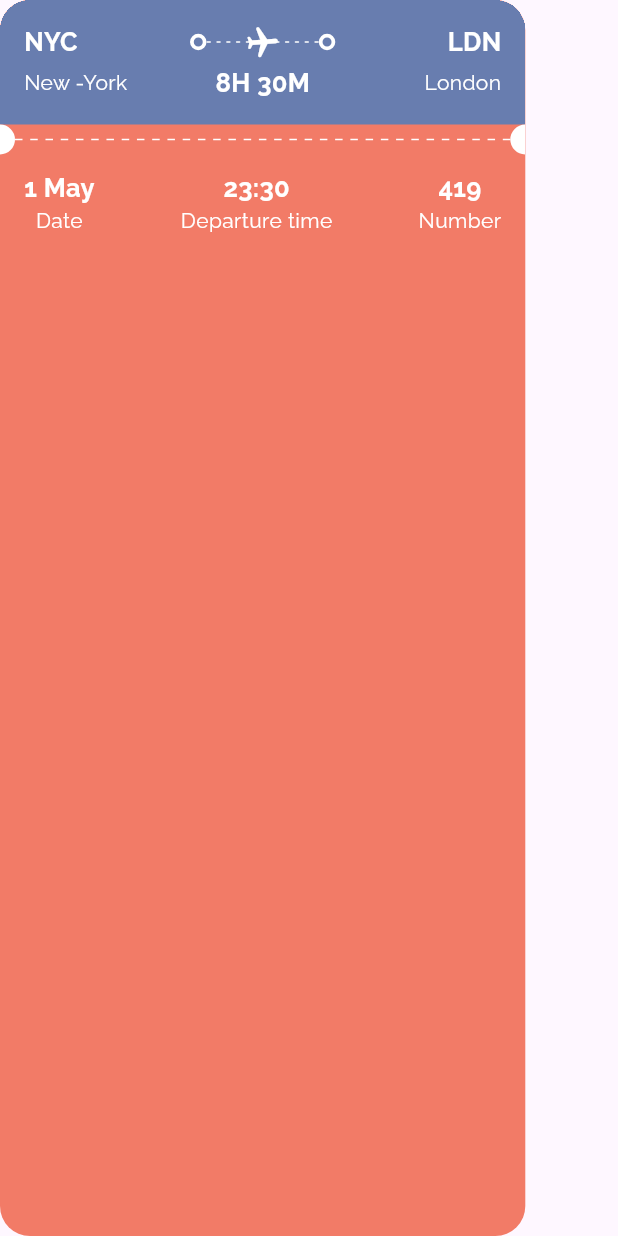
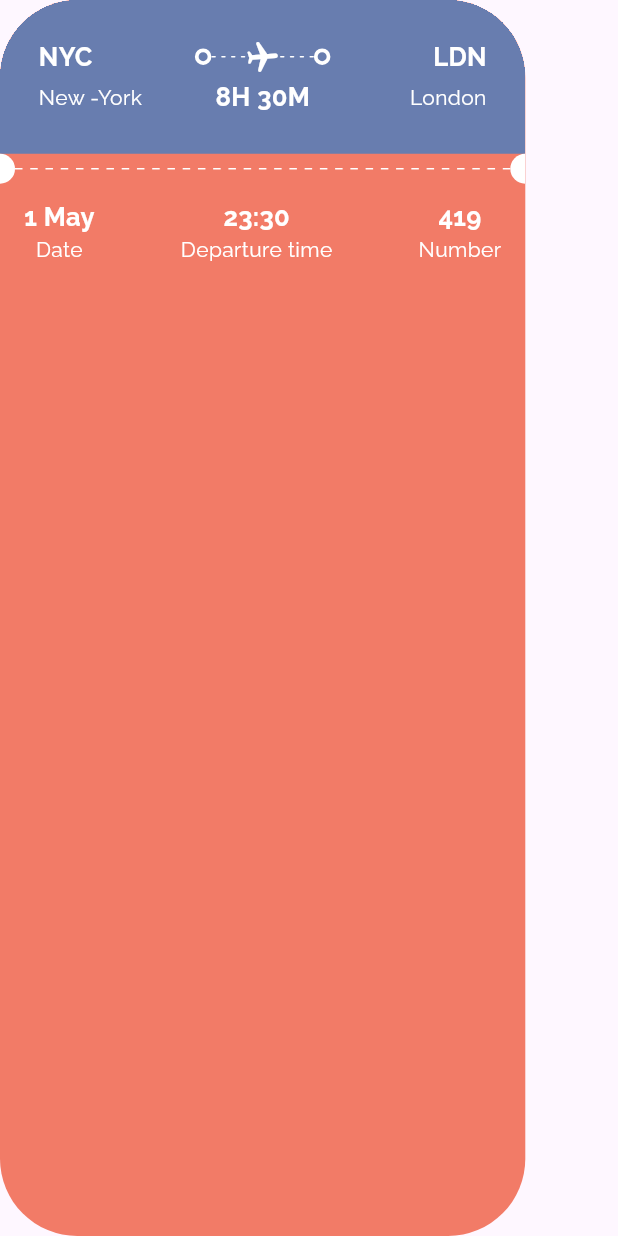
Before and after one commit to HERYORDEJY-DEV/BookTicket, a Flutter app: the UpcomingTicketView widget shown alone on an empty page, opened directly, on a phone screen of 412 x 824 dp. Run offline on Flutter 3.47's test engine with Material 3 defaults, Android fonts, the phone set to English and light mode, and no system bars; our stand-ins replace fluentui_icons, gap, get; network calls fail.

Commit message:
working on responsiveness

```diff
--- a/lib/styles/app_styles.dart
+++ b/lib/styles/app_styles.dart
@@ -7,6 +7,7 @@ class AppStyles {
   static Color bgColor = Color(0xFFeeedf2);
   static Color orangeColor = Color(0xFFF27B67);
   static Color inputBgColor = Color(0xFFf4f6fd);
+  static Color kakiColor = Color(0xFFd2bdb6);
 
 //   Text Styles
   static TextStyle primaryTextStyle =
@@ -23,18 +24,22 @@ class AppStyles {
 
 //   Spacer
   static double smallSpacer = 8;
-  static double mediumSpacer = 25;
-  static double largeSpacer = 40;
+  static double mediumSpacer = 16;
+  static double largeSpacer = 26;
+  static double xlargeSpacer = 32;
 
 //   Padding
   static double screenHorzPadding = 20;
-  static double xsmallPadding = 5;
-  static double smallPadding = 10;
+  static double screenVertPadding = 24;
+  static double xsmallPadding = 4;
+  static double smallPadding = 8;
   static double mediumPadding = 16;
-  static double largePadding = 20;
+  static double largePadding = 26;
 
 //   Border Radius
-  static double smallBorderRadius = 10;
-  static double mediumBorderRadius = 20;
-  static double largeBorderRadius = 40;
+  static double smallBorderRadius = 4;
+  static double mediumBorderRadius = 8;
+  static double largeBorderRadius = 16;
+  static double xlargeBorderRadius = 24;
+  static double xxlargeBorderRadius = 32;
 }
--- a/lib/utils/app_layout.dart
+++ b/lib/utils/app_layout.dart
@@ -1,7 +1,30 @@
 import 'package:flutter/cupertino.dart';
+import 'package:get/get.dart';
 
 class AppLayout {
   static getSize(BuildContext context) {
     return MediaQuery.of(context).size;
   }
+
+  static getResponsiveScreenHeight() {
+    return Get.height;
+  }
+
+  static getResponsiveScreenWidth() {
+    return Get.width;
+  }
+
+  static getResponsiveScreenSize() {
+    return Get.size;
+  }
+
+  static getResponsiveHeight(double pixel) {
+    double responsiveHeight = getResponsiveScreenHeight() / pixel;
+    return responsiveHeight;
+  }
+
+  static getResponsiveWidth(double pixel) {
+    double responsiveWidth = getResponsiveScreenWidth() / pixel;
+    return responsiveWidth;
+  }
 }
--- a/lib/views/upcoming_ticket_view.dart
+++ b/lib/views/upcoming_ticket_view.dart
@@ -18,7 +18,8 @@ class UpcomingTicketView extends StatelessWidget {
       child: Container(
         clipBehavior: Clip.hardEdge,
         decoration: BoxDecoration(
-          borderRadius: BorderRadius.circular(AppStyles.mediumBorderRadius),
+          borderRadius: BorderRadius.circular(
+              AppLayout.getResponsiveWidth(AppStyles.mediumBorderRadius)),
           color: AppStyles.orangeColor,
         ),
         child: Column(
@@ -30,7 +31,11 @@ class UpcomingTicketView extends StatelessWidget {
               decoration: BoxDecoration(
                 color: AppStyles.primaryColor,
               ),
-              padding: EdgeInsets.all(16),
+              padding: EdgeInsets.symmetric(
+                  horizontal:
+                      AppLayout.getResponsiveWidth(AppStyles.mediumPadding),
+                  vertical:
+                      AppLayout.getResponsiveWidth(AppStyles.mediumPadding)),
               child: Column(
                 children: [
                   Row(
@@ -50,7 +55,6 @@ class UpcomingTicketView extends StatelessWidget {
                                 BoxConstraints constraints) {
                               dynamic ll =
                                   (constraints.constrainWidth() / 6).floor();
-                              print("ll >> $ll");
                               return Flex(
                                 mainAxisAlignment:
                                     MainAxisAlignment.spaceBetween,
--- a/pubspec.yaml
+++ b/pubspec.yaml
@@ -42,6 +42,8 @@ dependencies:
   http: ^0.13.5
   provider: ^6.0.5
   url_launcher: ^6.1.10
+  get:
+  pixel_perfect: any
 
 dev_dependencies:
   flutter_test:
```
Also changed, not shown: lib/main.dart (+3 -62 lines), lib/models/hotel_preview_model.dart (+31 -0 lines), lib/screens/home_screen.dart (+23 -67 lines), lib/widgets/hotels_list_item.dart (+19 -10 lines), pubspec.lock, 4 other files.
